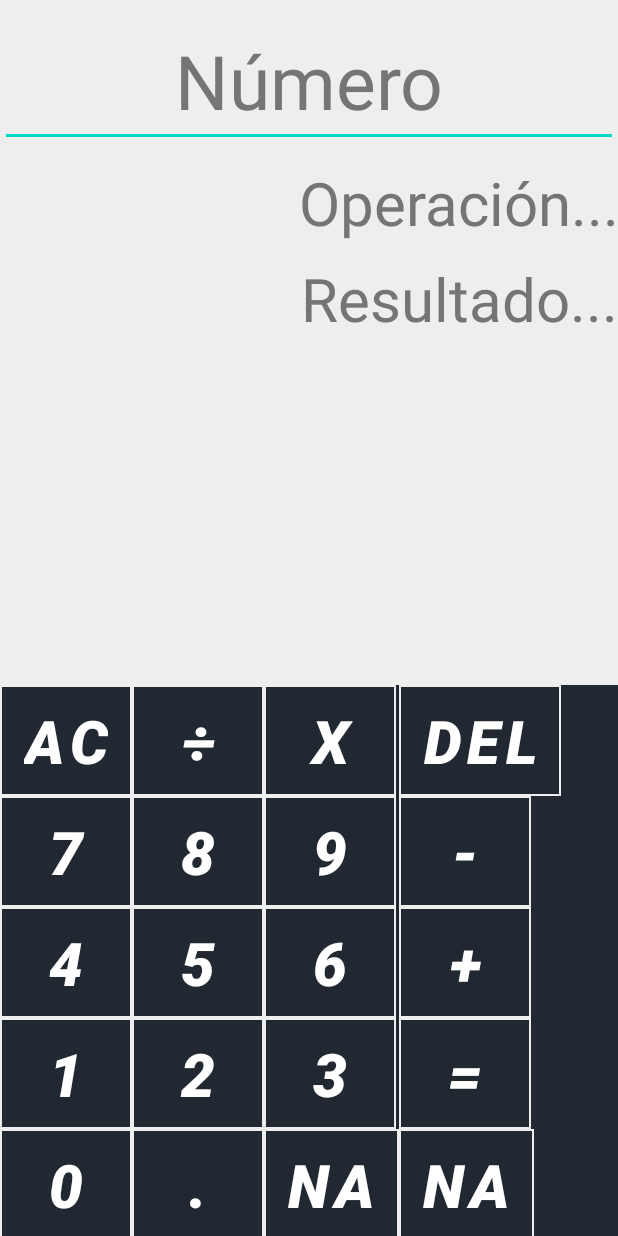
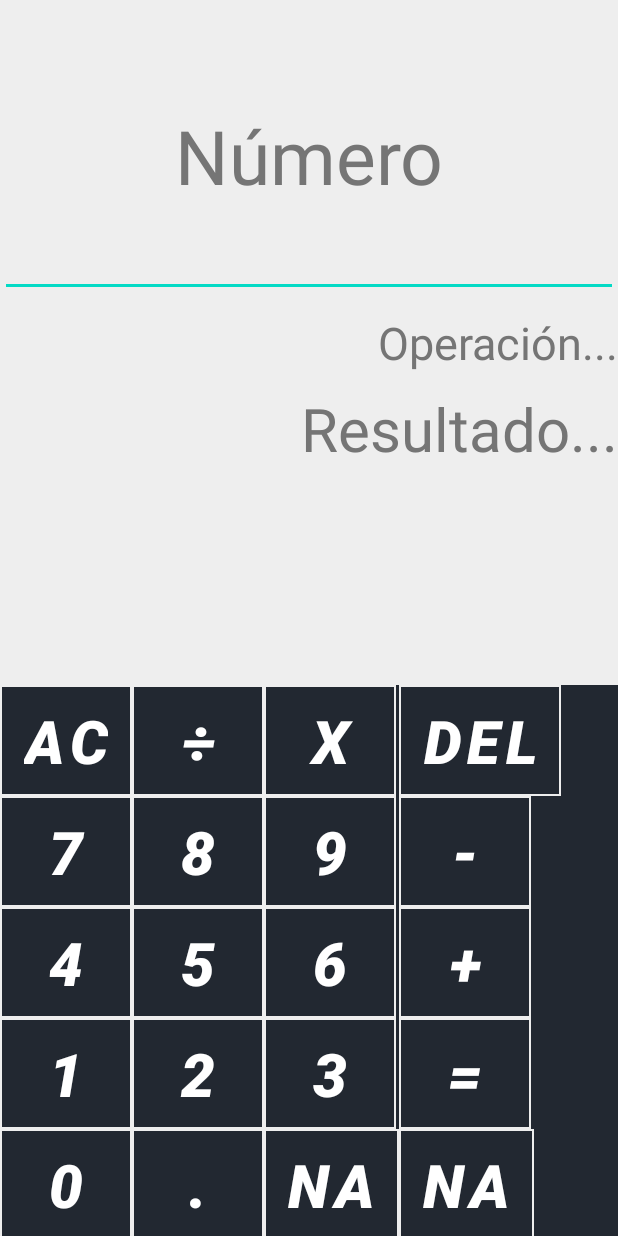
Before and after one commit to ArielNappio/calculadoraMovil2, an Android app: the layout activity_main.xml on its own in the app's theme, with its tools: preview values and no code run, on a phone screen of 412 x 824 dp. Run offline under Robolectric (Android 15) with nearby library versions, the phone set to English and light mode, and no system bars.

Commit message:
Se agrego funcionalidad a la tecla AC y Del de la calculadora, pequeños ajustes en la vista de activity_main.xml

```diff
--- a/app/src/main/java/com/example/calculadoratp1/data/model/CalculatorModel.kt
+++ b/app/src/main/java/com/example/calculadoratp1/data/model/CalculatorModel.kt
@@ -2,4 +2,5 @@ package com.example.calculadoratp1.data.model
 
 data class CalculatorModel (var nro1: Double,
                             var nro2: Double,
+                            var result: Double,
                             var operator: String)
--- a/app/src/main/java/com/example/calculadoratp1/data/network/CalculatorService.kt
+++ b/app/src/main/java/com/example/calculadoratp1/data/network/CalculatorService.kt
@@ -1,7 +1,5 @@
 package com.example.calculadoratp1.data.network
 
-import com.example.calculadoratp1.data.model.CalculatorModel
-import com.example.calculadoratp1.data.model.CalculatorProvider
 import org.koin.dsl.module
 
 class CalculatorService {
--- a/app/src/main/res/layout/activity_main.xml
+++ b/app/src/main/res/layout/activity_main.xml
@@ -19,17 +19,42 @@
         app:layout_constraintStart_toStartOf="parent"
         app:layout_constraintTop_toTopOf="parent">
 
-        <EditText
-            android:id="@+id/input_nro"
-            style="@style/Input_Text" />
+        <androidx.constraintlayout.widget.ConstraintLayout
+            android:layout_width="match_parent"
+            android:layout_height="match_parent">
 
-        <TextView
-            android:id="@+id/operations"
-            style="@style/Operation_String"/>
+            <EditText
+                android:id="@+id/input_nro"
+                style="@style/Input_Text"
+                android:layout_height="0dp"
+                app:layout_constraintBottom_toTopOf="@+id/text_operations"
+                app:layout_constraintEnd_toEndOf="parent"
+                app:layout_constraintHorizontal_bias="0.0"
+                app:layout_constraintStart_toStartOf="parent"
+                app:layout_constraintTop_toTopOf="parent"
+                app:layout_constraintVertical_bias="0.0" />
 
-        <TextView
-            android:id="@+id/text_result"
-            style="@style/Result_Text" />
+            <TextView
+                android:id="@+id/text_operations"
+                style="@style/Operation_String"
+                app:layout_constraintBottom_toTopOf="@+id/text_result"
+                app:layout_constraintEnd_toEndOf="parent"
+                app:layout_constraintHorizontal_bias="0.0"
+                app:layout_constraintStart_toStartOf="parent"
+                app:layout_constraintTop_toBottomOf="@+id/input_nro" />
+
+            <TextView
+                android:id="@+id/text_result"
+                style="@style/Result_Text"
+                android:layout_height="0dp"
+                android:layout_marginTop="10dp"
+                android:layout_marginBottom="10dp"
+                app:layout_constraintBottom_toBottomOf="parent"
+                app:layout_constraintEnd_toEndOf="parent"
+                app:layout_constraintStart_toStartOf="parent"
+                app:layout_constraintTop_toBottomOf="@+id/text_operations" />
+
+        </androidx.constraintlayout.widget.ConstraintLayout>
 
     </LinearLayout>
 
--- a/app/src/main/res/values/themes.xml
+++ b/app/src/main/res/values/themes.xml
@@ -49,7 +49,7 @@
         <item name="android:layout_height">wrap_content</item>
         <item name="android:layout_marginTop">10sp</item>
         <item name="android:hint">Operación...</item>
-        <item name="android:textSize">40sp</item>
+        <item name="android:textSize">30sp</item>
         <item name="android:gravity">right</item>
         <item name="android:textColorHint">#757575</item>
     </style>
```
Also changed, not shown: app/src/main/java/com/example/calculadoratp1/data/model/CalculatorProvider.kt (deleted, +0 -19 lines), app/src/main/java/com/example/calculadoratp1/ui/view/MainActivity.kt (+32 -11 lines), app/src/main/java/com/example/calculadoratp1/ui/viewmodel/MainViewModel.kt (+27 -6 lines).
